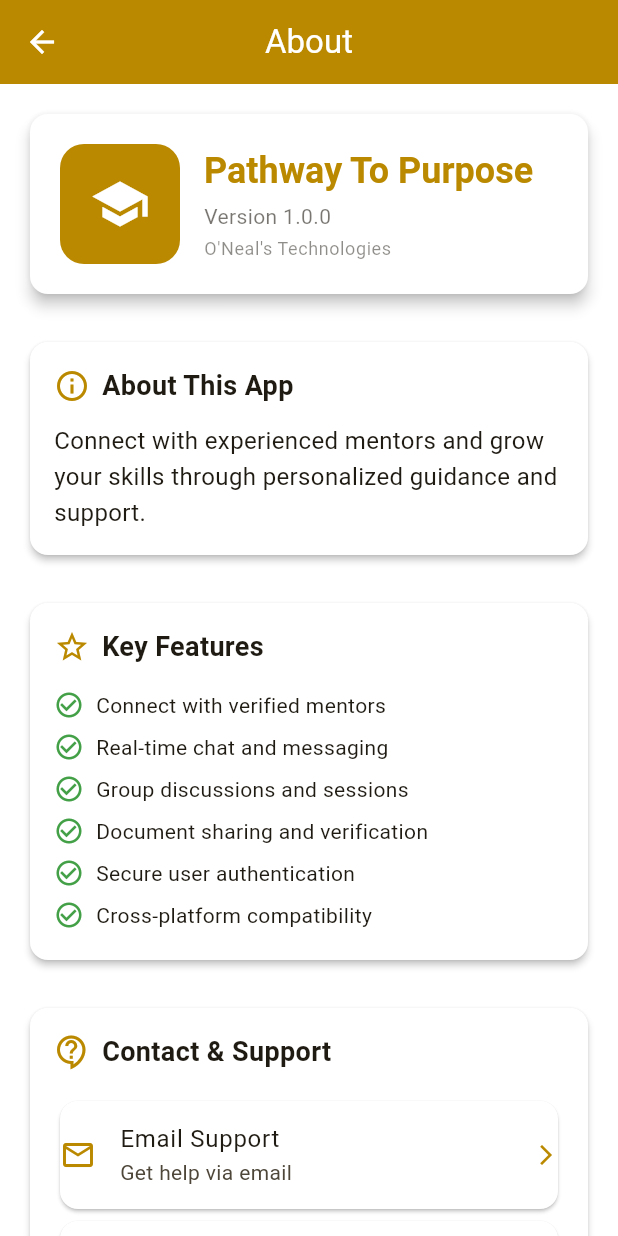
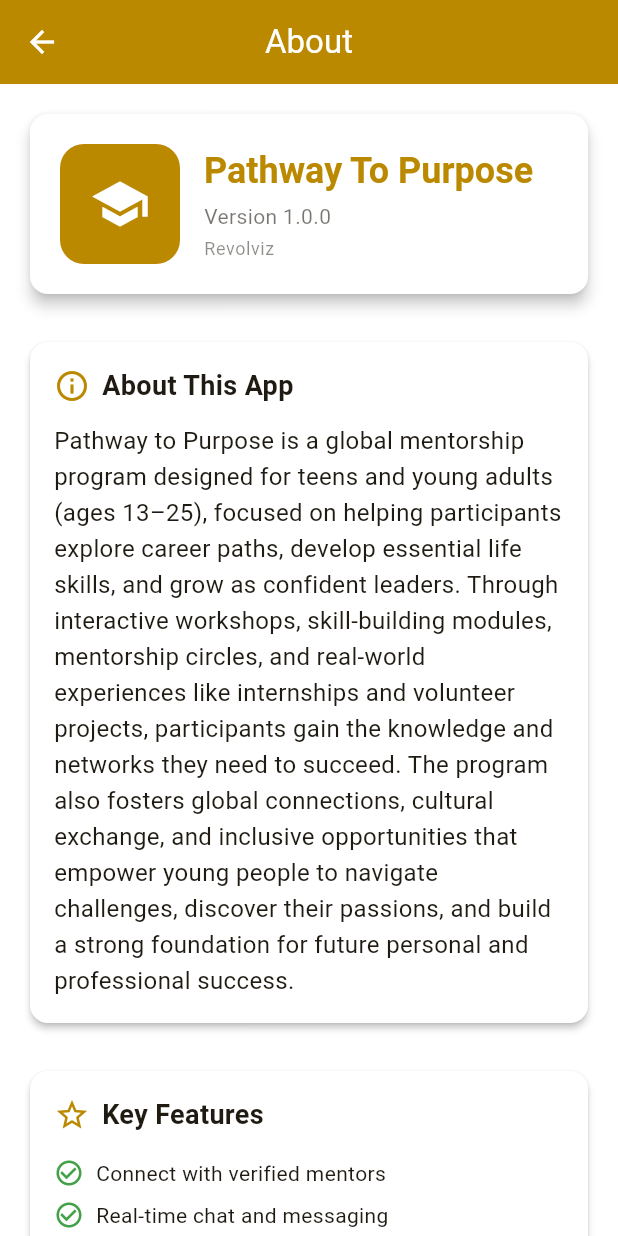
Before and after one commit to MominRohan/mentorship-program-app, a Flutter app: the AboutScreen screen opened by its route, on a phone screen of 412 x 824 dp. Run offline on Flutter 3.47's test engine with Material 3 defaults, Android fonts, the phone set to English and light mode, and no system bars; our stand-ins replace file_picker, flutter_riverpod, image_picker, shared_preferences, sqflite; missing offline and left inert: bcrypt; accounts and stored records are empty.

Commit message:
text based changes

```diff
--- a/lib/screens/about_screen.dart
+++ b/lib/screens/about_screen.dart
@@ -90,7 +90,7 @@
                     ),
                   ),
                   const SizedBox(height: 4),
-                  Text(
+                  Text(//can remove revolviz from here
                     AppConstants.companyName,
                     style: Theme.of(context).textTheme.bodySmall?.copyWith(
                       color: Theme.of(context).textTheme.bodyMedium?.color?.withOpacity(0.5),
@@ -334,13 +334,14 @@
             const SizedBox(width: 12),
             Expanded(
               child: ElevatedButton.icon(
-                onPressed: () => _shareApp(context),
+                onPressed: () => _launchUrl(AppConstants.playStoreUrl, context),
                 icon: const Icon(Icons.share),
                 label: const Text('Share App'),
                 style: ElevatedButton.styleFrom(
                   backgroundColor: Colors.green[600],
                   foregroundColor: Colors.white,
                   padding: const EdgeInsets.symmetric(vertical: 12),
+
                 ),
               ),
             ),
--- a/lib/utils/about_constrants.dart
+++ b/lib/utils/about_constrants.dart
@@ -4,23 +4,23 @@
   // App Information
   static const String appName = "Pathway To Purpose";
   static const String appVersion = "1.0.0";
-  static const String appDescription = "Connect with experienced mentors and grow your skills through personalized guidance and support.";
+  static const String appDescription = "Pathway to Purpose is a global mentorship program designed for teens and young adults (ages 13–25), focused on helping participants explore career paths, develop essential life skills, and grow as confident leaders. Through interactive workshops, skill-building modules, mentorship circles, and real-world experiences like internships and volunteer projects, participants gain the knowledge and networks they need to succeed. The program also fosters global connections, cultural exchange, and inclusive opportunities that empower young people to navigate challenges, discover their passions, and build a strong foundation for future personal and professional success.";
 
   // Developer Information
-  static const String developerName = "O'Neal's Development Team";
-  static const String developerEmail = "support@onealsapp.com";
-  static const String companyName = "O'Neal's Technologies";
+  //static const String developerName = "Momin Rohan";
+  //static const String developerEmail = "mominrohan30@gmail.com";
+  static const String companyName = "Revolviz";
 
   // Social Links
-  static const String websiteUrl = "https://onealsapp.com";
-  static const String supportEmail = "mailto:support@onealsapp.com";
-  static const String privacyPolicyUrl = "https://onealsapp.com/privacy";
-  static const String termsOfServiceUrl = "https://onealsapp.com/terms";
+  static const String websiteUrl = "https://pathtopurpose.com";
+  static const String supportEmail = "mailto:support@pathtopurpose.com";
+  static const String privacyPolicyUrl = "https://pathtopurpose.com/privacy";
+  static const String termsOfServiceUrl = "https://pathtopurpose.com/terms";
   static const String playStoreUrl = "https://play.google.com/store/apps/details?id=com.oneals.mentoring";
   static const String appStoreUrl = "https://apps.apple.com/app/oneals-mentoring";
 
   // Contact Information
-  static const String supportPhone = "+1-555-ONEALS";
+  static const String supportPhone = "+1-234-567";
   static const String businessAddress = "123 Innovation Drive, Tech Valley, CA 94000";
 
   // Features
@@ -34,7 +34,7 @@
   ];
 
   // Legal
-  static const String copyrightText = " 2024 O'Neal's Technologies. All rights reserved.";
+  static const String copyrightText = "© 2025 All rights reserved.";
   static const String licenseText = "This app is licensed under the MIT License.";
 }
 
```
